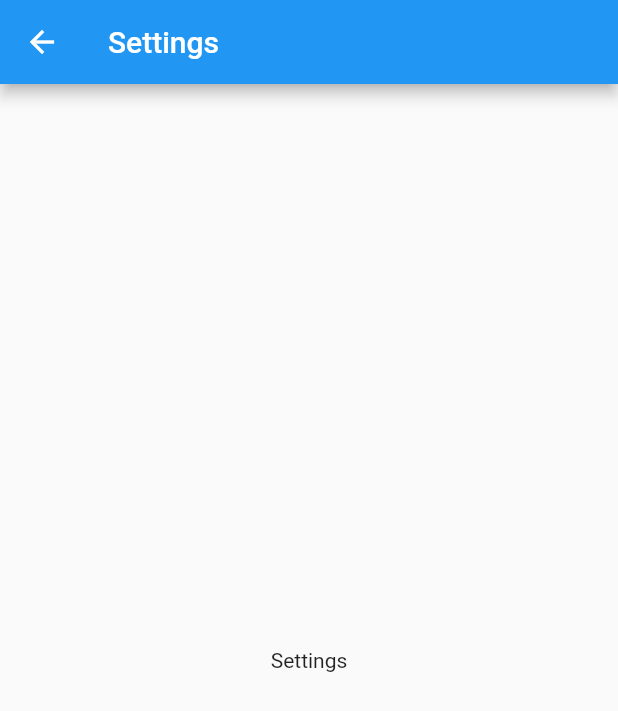
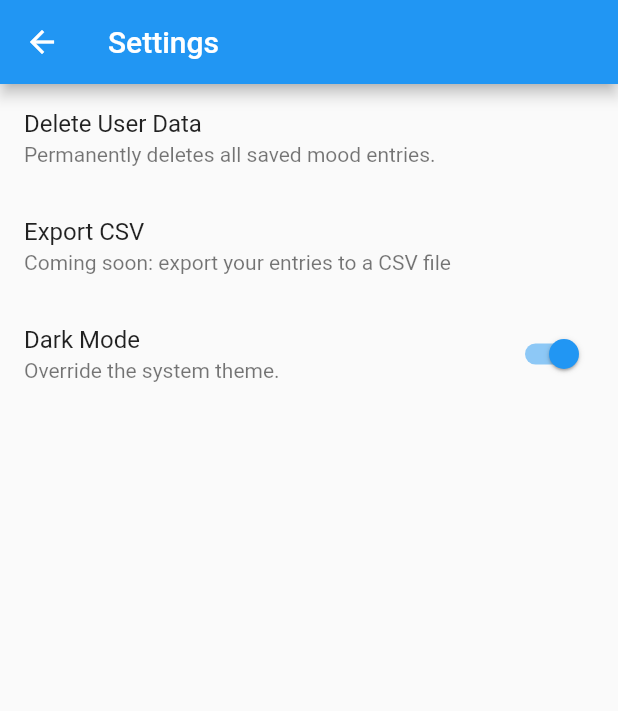
Before and after one commit to strathdeek/moody, a Flutter app: the SettingsPage screen opened by its route, on a phone screen of 412 x 824 dp. Shown: the top 711 px of the screen. Run offline on Flutter 3.47's test engine with Material 2 defaults, Android fonts, the light colour scheme and no system bars; our stand-ins replace bloc, equatable, flutter_bloc, hive, hive_flutter; accounts and stored records are empty; generated files the repository leaves out were written again.

Commit message:
Add some dummy buttons to the settings

```diff
--- a/lib/views/screens/settings_page.dart
+++ b/lib/views/screens/settings_page.dart
@@ -1,4 +1,6 @@
 import 'package:flutter/material.dart';
+import 'package:moody/bloc/mood/mood_bloc.dart';
+import 'package:flutter_bloc/flutter_bloc.dart';
 
 class SettingsPage extends StatelessWidget {
   @override
@@ -7,8 +9,25 @@ class SettingsPage extends StatelessWidget {
       appBar: AppBar(
         title: Text('Settings'),
       ),
-      body: Center(
-        child: Text('Settings'),
+      body: ListView(
+        children: [
+          ListTile(
+            title: Text('Delete User Data'),
+            subtitle: Text('Permanently deletes all saved mood entries.'),
+            onTap: () {},
+          ),
+          ListTile(
+            title: Text('Export CSV'),
+            subtitle: Text('Coming soon: export your entries to a CSV file'),
+          ),
+          SwitchListTile(
+            title: Text('Dark Mode'),
+            subtitle: Text('Override the system theme.'),
+            // to be changed in DarkMode ticket.
+            value: true,
+            onChanged: (bool value) {},
+          ),
+        ],
       ),
     );
   }
```
